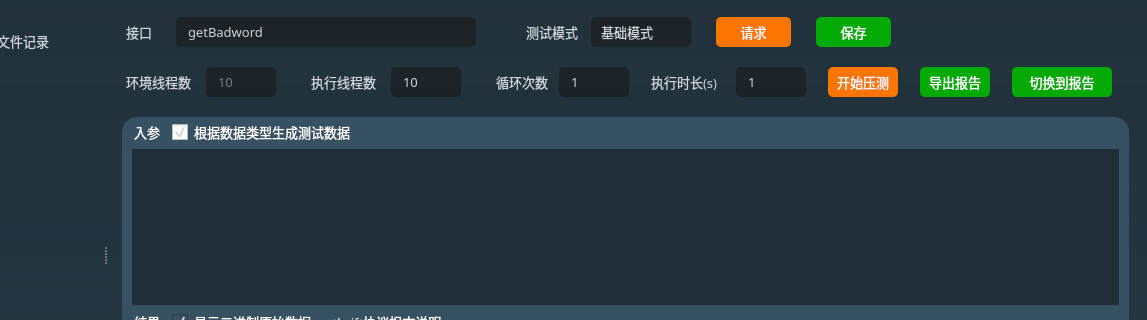
Old version of the form Fdog-Kit/module_thrift/thriftwidget.ui in the repository HuaGouFdog/Fdog-Kit; both pictures show x 182 to 1329 and y 94 to 414 of the 1329 by 701 pixel window.
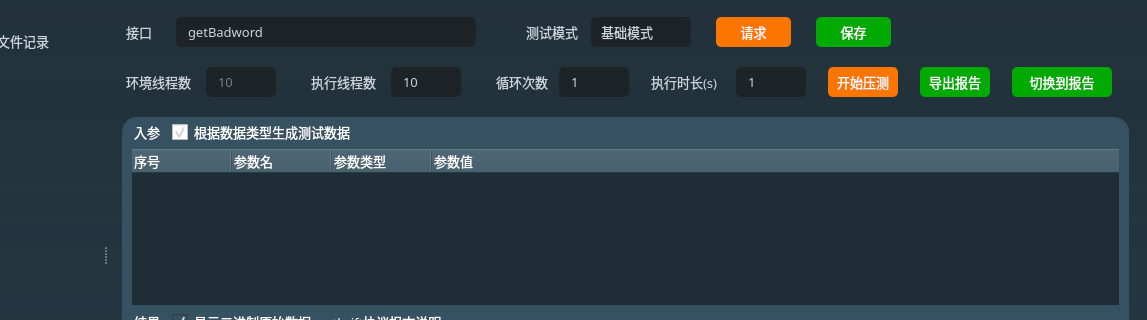
New version of the form. Icons and pictures are not drawn.

Commit message: 忽略字段类型滚轮事件，容易造成数据类型改变

```diff
--- a/Fdog-Kit/module_thrift/thriftwidget.ui
+++ b/Fdog-Kit/module_thrift/thriftwidget.ui
@@ -3213,7 +3213,7 @@
                       <bool>false</bool>
                      </property>
                      <attribute name="headerVisible">
-                      <bool>false</bool>
+                      <bool>true</bool>
                      </attribute>
                      <attribute name="headerDefaultSectionSize">
                       <number>100</number>
```
Left out of the diff: 2 changed lines with no effect on the pictures. The commit also changes 2 other files.
